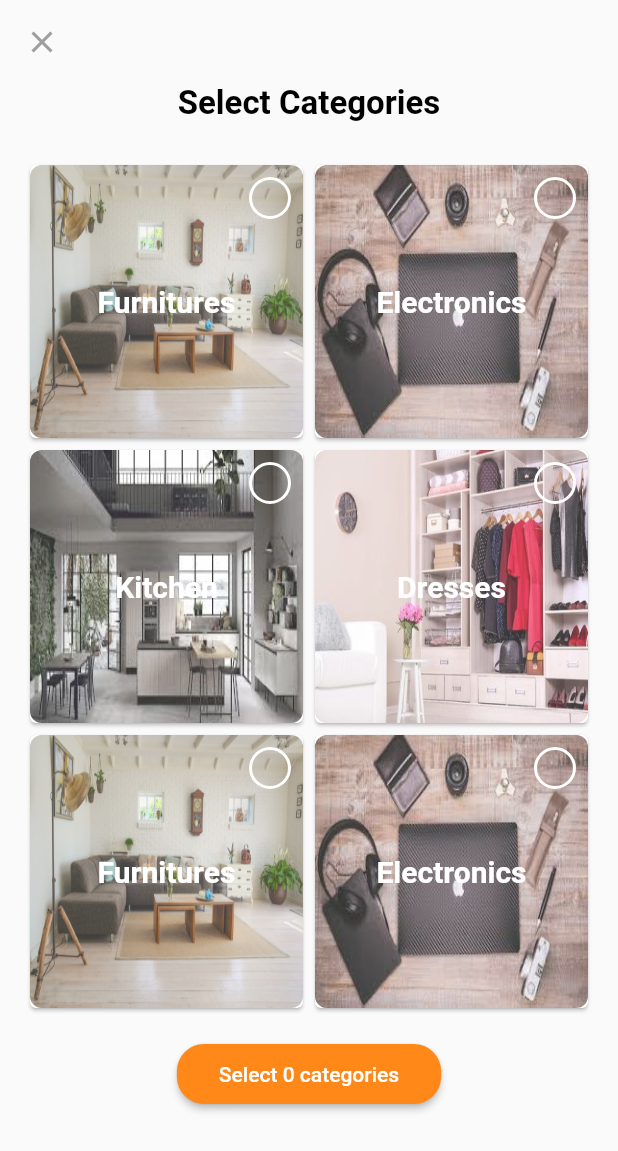
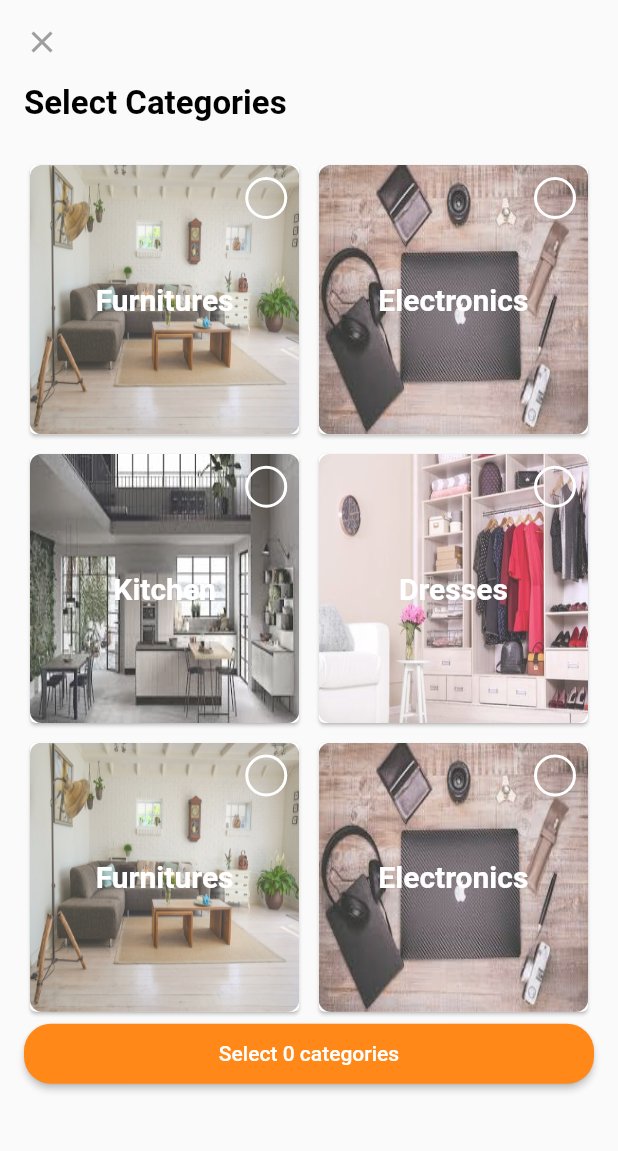
Before and after one commit to mohansmk23/afynder, a Flutter app: the Categories screen opened by its route, on a phone screen of 412 x 824 dp. Shown: the top 1151 px of the screen. Run offline on Flutter 3.47's test engine with Material 2 defaults, Android fonts, the phone set to English and light mode, and no system bars; our stand-ins replace after_layout, flutter_icons, flutter_rating_bar, flutter_speed_dial, google_maps_flutter, google_sign_in and 2 more; missing offline and left inert: dart:ffi.

Commit message:
categories_screen.dart grid view change

```diff
--- a/lib/screens/categories_screen.dart
+++ b/lib/screens/categories_screen.dart
@@ -27,7 +27,7 @@ class _CategoriesState extends State<Categories> {
         body: SafeArea(
       child: Padding(
         padding: const EdgeInsets.fromLTRB(16.0, 16.0, 16.0, 0),
-        child: Column(children: <Widget>[
+        child: ListView(children: <Widget>[
           Align(
             alignment: Alignment.topLeft,
             child: InkWell(
@@ -53,13 +53,18 @@ class _CategoriesState extends State<Categories> {
           SizedBox(
             height: 24.0,
           ),
-          GridView.count(
+          GridView.builder(
+            gridDelegate: SliverGridDelegateWithFixedCrossAxisCount(
+              crossAxisCount: 2,
+              crossAxisSpacing: 5.0,
+              mainAxisSpacing: 5.0,
+            ),
             shrinkWrap: true,
             physics: NeverScrollableScrollPhysics(),
             scrollDirection: Axis.vertical,
-            crossAxisCount: 2,
-            children: List.generate(6, (index) {
-              return CategoryWidget(
+            // crossAxisCount: 2,
+            itemCount: 6,
+            itemBuilder: (context, index) =>CategoryWidget(
                 imgUrl: categoriesList[index].imgUrl,
                 isSelected: categoriesList[index].isSelected,
                 catName: categoriesList[index].catName,
@@ -74,12 +79,11 @@ class _CategoriesState extends State<Categories> {
                       selectedCount--;
                   });
                 },
-              );
-            }),
+              )
           ),
-          SizedBox(
+          /*SizedBox(
             height: 16.0,
-          ),
+          ),*/
           RaisedButton(
             onPressed: () {
               Navigator.pushNamed(context, '/dashboard');
```
